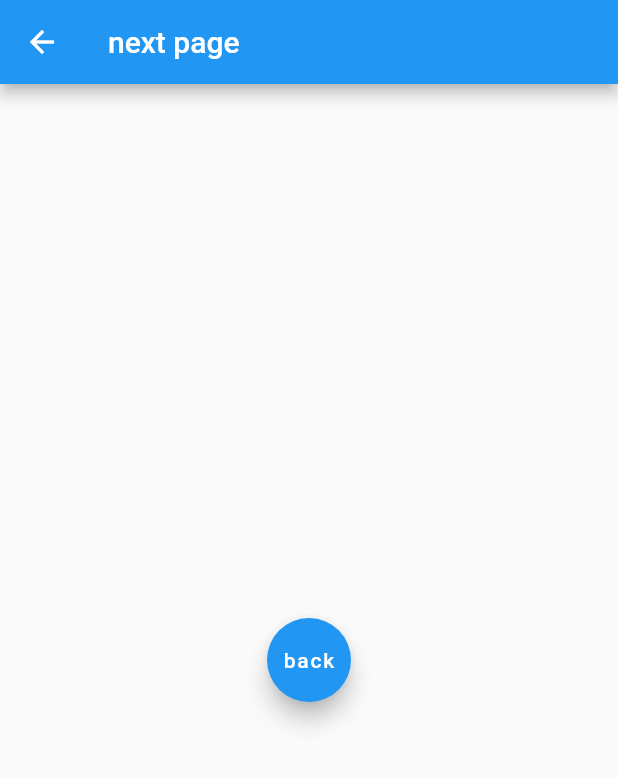
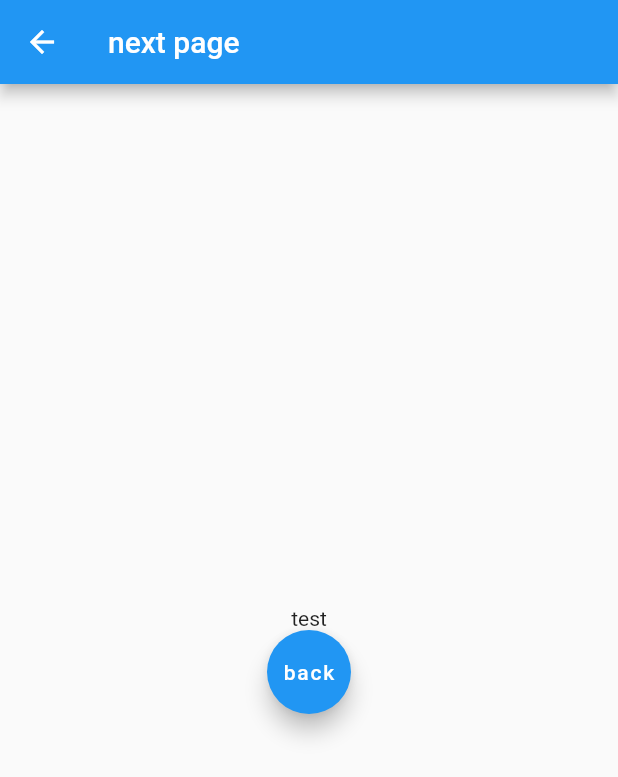
Before and after one commit to onishi-kohei/test-flutter, a Flutter app: the screen it shows after launch, after a tap on "next", on a phone screen of 412 x 824 dp. Shown: the top 777 px of the screen. Run offline on Flutter 3.47's test engine with Material 2 defaults, Android fonts, the phone set to English and light mode, and no system bars.

Commit message:
値を渡す

```diff
--- a/lib/main.dart
+++ b/lib/main.dart
@@ -19,7 +19,7 @@ class MyApp extends StatelessWidget {
       initialRoute: '/',
       routes: {
         '/': (context) => MyHomePage(title: 'Flutter Demo Home Page'),
-        '/next': (context) => NextPage(),
+        '/next': (context) => NextPage('test'),
 
       },
     );
@@ -55,10 +55,11 @@ class _MyHomePageState extends State<MyHomePage> {
         child: FloatingActionButton(
           child: Text('next'),
           onPressed: () {
-            Navigator.pushNamed(
+            final result = Navigator.pushNamed(
               context,
               '/next'
             );
+            print(result);
           }
         )
       ),
--- a/lib/next_page.dart
+++ b/lib/next_page.dart
@@ -3,6 +3,9 @@ import 'package:flutter/material.dart';
 import 'package:flutter/material.dart';
 
 class NextPage extends StatelessWidget {
+  NextPage(this.name);
+  final String name;
+
   @override
   Widget build(BuildContext context) {
     return Scaffold(
@@ -10,12 +13,22 @@ class NextPage extends StatelessWidget {
         title: Text("next page"),
       ),
       body: Center(
-        child: FloatingActionButton(
-          child: Text('back'),
-          onPressed: () {
-            Navigator.pop(context);
-          }
+        child: Column(
+          mainAxisAlignment: MainAxisAlignment.center,
+          children: <Widget>[
+            Text(name),
+            Center(
+              child: FloatingActionButton(
+                child: Text('back'),
+                onPressed: () {
+                  Navigator.pop(context);
+                }
+              )
+            )
+          ]
+
         )
+
       ),// This trailing comma makes auto-formatting nicer for build methods.
     );
   }
```
